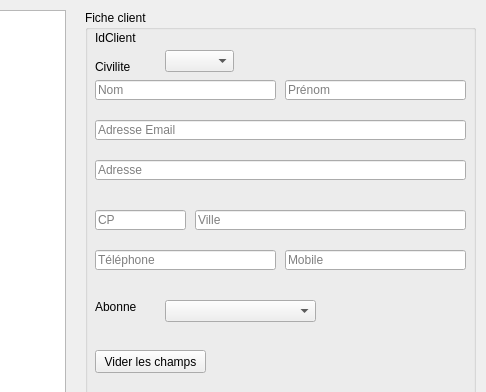
Before: the Qt Designer form FestiClicC/clients.ui in FestiClic/FestiClic3, drawn with Qt 5; both pictures show x 545 to 1031 and y 0 to 392 of the 1031 by 603 pixel window.
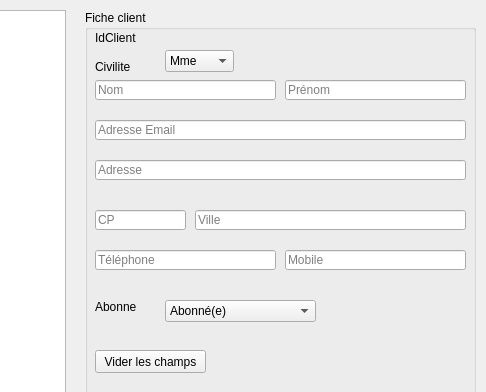
After: the same form once the commit is applied.

Commit message: Bouton Update corrigé dans la fiche Spectacle

```diff
--- a/FestiClicC/clients.ui
+++ b/FestiClicC/clients.ui
@@ -220,11 +220,6 @@
       <height>22</height>
      </rect>
     </property>
-    <item>
-     <property name="text">
-      <string/>
-     </property>
-    </item>
     <item>
      <property name="text">
       <string>Mme</string>
@@ -258,11 +253,6 @@
       <height>22</height>
      </rect>
     </property>
-    <item>
-     <property name="text">
-      <string/>
-     </property>
-    </item>
     <item>
      <property name="text">
       <string>Abonné(e)</string>
```
The commit also changes 4 other files.
